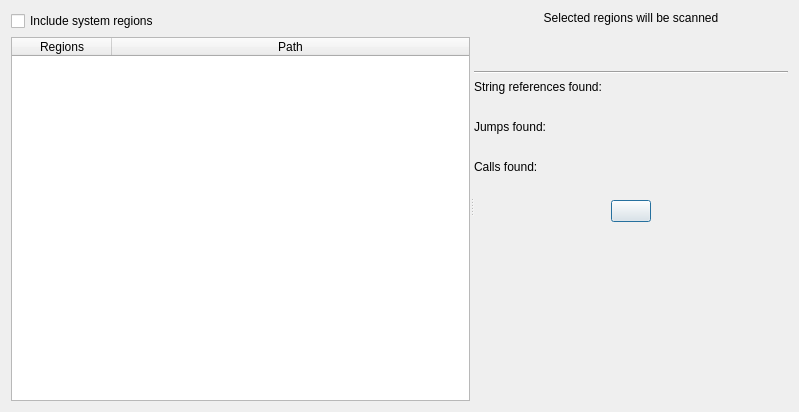
Above: GUI/DissectCodeDialog.ui from korcankaraokcu/PINCE before the change. Below: the same form after it.
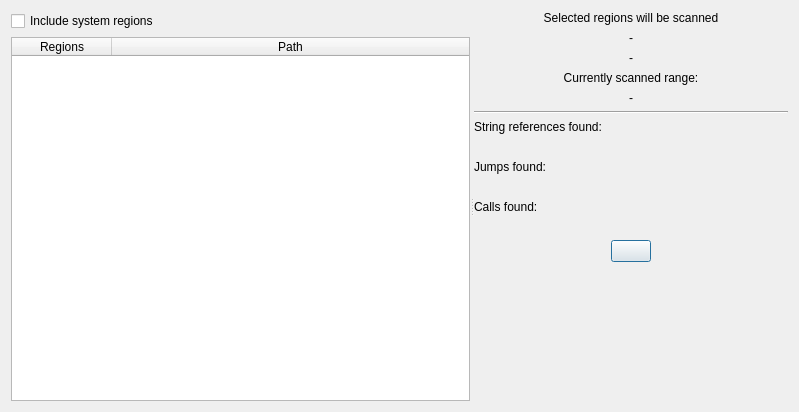
That is the form after the change.

Commit message: Added current_range field to the DissectCodeDialog

The edit to the form file:
```diff
--- a/GUI/DissectCodeDialog.ui
+++ b/GUI/DissectCodeDialog.ui
@@ -82,7 +82,7 @@
          <item>
           <widget class="QLabel" name="label_RegionInfo">
            <property name="text">
-            <string/>
+            <string>-</string>
            </property>
            <property name="alignment">
             <set>Qt::AlignCenter</set>
@@ -95,7 +95,7 @@
          <item>
           <widget class="QLabel" name="label_RegionCountInfo">
            <property name="text">
-            <string/>
+            <string>-</string>
            </property>
            <property name="alignment">
             <set>Qt::AlignCenter</set>
@@ -105,6 +105,26 @@
            </property>
           </widget>
          </item>
+         <item>
+          <widget class="QLabel" name="label_4">
+           <property name="text">
+            <string>Currently scanned range:</string>
+           </property>
+           <property name="alignment">
+            <set>Qt::AlignCenter</set>
+           </property>
+          </widget>
+         </item>
+         <item>
+          <widget class="QLabel" name="label_CurrentRange">
+           <property name="text">
+            <string>-</string>
+           </property>
+           <property name="alignment">
+            <set>Qt::AlignCenter</set>
+           </property>
+          </widget>
+         </item>
         </layout>
        </item>
        <item>
```
The commit also changes 4 other files.
